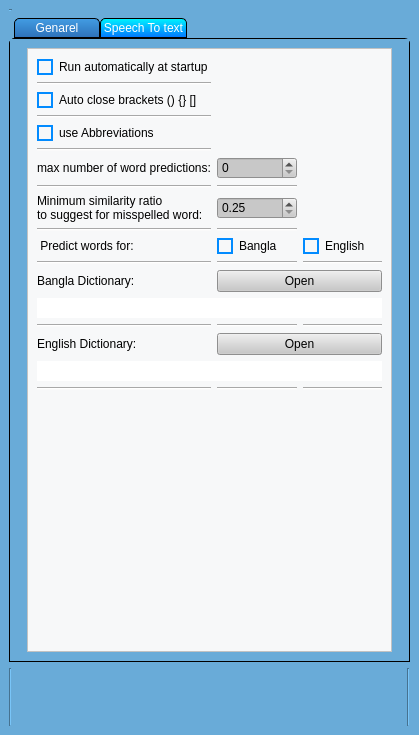
First picture: the form in Uis/Options.ui, repository nabil-bot/kontho-2023, before the edit.
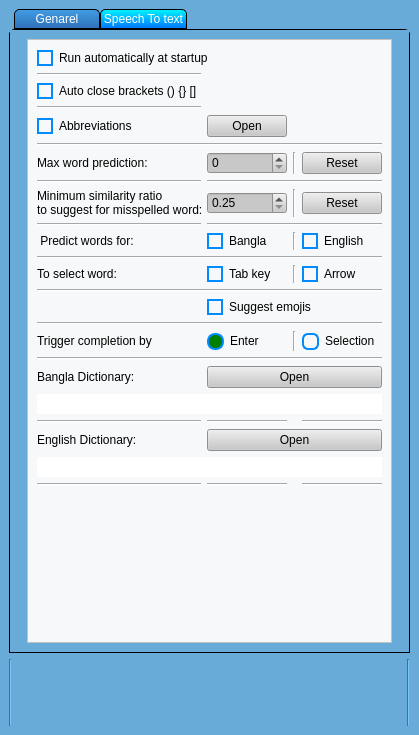
Second picture: the form after the edit. Icons and pictures are not drawn.

```diff
--- a/Uis/Options.ui
+++ b/Uis/Options.ui
@@ -110,6 +110,34 @@
   height: 14px;
 }
 
+QRadioButton {
+   background-color: transparent;
+   color: black;
+}
+
+QRadioButton::indicator {
+   width: 13px;
+   height: 13px;
+   border: 2px solid rgb(2, 139, 255);
+   border-radius: 6px;
+}
+
+QRadioButton::indicator:hover {
+   width: 15px;
+   height: 15px;
+   border: 2px solid rgb(2, 139, 255);
+   border-radius: 7px;
+}
+
+
+QRadioButton::indicator:unchecked {
+   background-color: transparent;
+}
+
+QRadioButton::indicator:checked {
+   background-color:  green;
+   border-radius: 8px;
+}
 
 
 </string>
@@ -122,28 +150,21 @@
   </property>
   <widget class="QWidget" name="centralwidget">
    <layout class="QGridLayout" name="gridLayout">
-    <item row="4" column="2" rowspan="3">
-     <widget class="Line" name="line_25">
-      <property name="orientation">
-       <enum>Qt::Vertical</enum>
-      </property>
-     </widget>
-    </item>
-    <item row="4" column="0" rowspan="3">
+    <item row="3" column="0" rowspan="3">
      <widget class="Line" name="line_26">
       <property name="orientation">
        <enum>Qt::Vertical</enum>
       </property>
      </widget>
     </item>
-    <item row="0" column="0">
-     <widget class="Line" name="line_6">
+    <item row="3" column="2" rowspan="3">
+     <widget class="Line" name="line_25">
       <property name="orientation">
-       <enum>Qt::Horizontal</enum>
+       <enum>Qt::Vertical</enum>
       </property>
      </widget>
     </item>
-    <item row="1" column="0" rowspan="2" colspan="3">
+    <item row="0" column="0" rowspan="2" colspan="3">
      <widget class="QTabWidget" name="tabWidget">
       <property name="currentIndex">
        <number>0</number>
@@ -213,167 +234,23 @@
            <enum>QFrame::Raised</enum>
           </property>
           <layout class="QGridLayout" name="gridLayout_5">
-           <item row="0" column="0" colspan="2">
-            <widget class="QCheckBox" name="RunAtAtartUpCheckBox">
-             <property name="text">
-              <string>Run automatically at startup</string>
-             </property>
-            </widget>
-           </item>
-           <item row="12" column="2">
-            <widget class="Line" name="line_16">
-             <property name="orientation">
-              <enum>Qt::Horizontal</enum>
-             </property>
-            </widget>
-           </item>
-           <item row="4" column="0">
-            <widget class="QCheckBox" name="UseAbrisCheckBox">
-             <property name="text">
-              <string>use Abbreviations</string>
-             </property>
-            </widget>
-           </item>
-           <item row="10" column="1">
-            <widget class="Line" name="line_14">
-             <property name="orientation">
-              <enum>Qt::Horizontal</enum>
-             </property>
-            </widget>
-           </item>
-           <item row="11" column="2">
-            <widget class="QCheckBox" name="checkBox_2">
+           <item row="18" column="3">
+            <widget class="QRadioButton" name="SelectionRadioButton">
              <property name="minimumSize">
               <size>
-               <width>18</width>
-               <height>0</height>
-              </size>
-             </property>
-             <property name="text">
-              <string>English</string>
-             </property>
-            </widget>
-           </item>
-           <item row="14" column="0" colspan="3">
-            <widget class="QLineEdit" name="lineEdit">
-             <property name="minimumSize">
-              <size>
                <width>0</width>
-               <height>0</height>
+               <height>20</height>
               </size>
              </property>
-            </widget>
-           </item>
-           <item row="15" column="0">
-            <widget class="Line" name="line_12">
-             <property name="orientation">
-              <enum>Qt::Horizontal</enum>
-             </property>
-            </widget>
-           </item>
-           <item row="16" column="1" colspan="2">
-            <widget class="QPushButton" name="pushButton_2">
              <property name="text">
-              <string>Open</string>
-             </property>
-            </widget>
-           </item>
-           <item row="11" column="1">
-            <widget class="QCheckBox" name="checkBox">
-             <property name="minimumSize">
-              <size>
-               <width>0</width>
-               <height>18</height>
-              </size>
-             </property>
-             <property name="text">
-              <string>Bangla</string>
-             </property>
-            </widget>
-           </item>
-           <item row="12" column="0">
-            <widget class="Line" name="line_8">
-             <property name="orientation">
-              <enum>Qt::Horizontal</enum>
-             </property>
-            </widget>
-           </item>
-           <item row="15" column="1">
-            <widget class="Line" name="line_17">
-             <property name="orientation">
-              <enum>Qt::Horizontal</enum>
-             </property>
-            </widget>
-           </item>
-           <item row="13" column="1" colspan="2">
-            <widget class="QPushButton" name="pushButton">
-             <property name="text">
-              <string>Open</string>
-             </property>
-            </widget>
-           </item>
-           <item row="16" column="0">
-            <widget class="QLabel" name="label_15">
-             <property name="text">
-              <string>English Dictionary:</string>
-             </property>
-            </widget>
-           </item>
-           <item row="17" column="0" colspan="3">
-            <widget class="QLineEdit" name="lineEdit_2"/>
-           </item>
-           <item row="15" column="2">
-            <widget class="Line" name="line_18">
-             <property name="orientation">
-              <enum>Qt::Horizontal</enum>
+              <string>Selection</string>
              </property>
             </widget>
            </item>
            <item row="18" column="0">
-            <widget class="Line" name="line_13">
-             <property name="orientation">
-              <enum>Qt::Horizontal</enum>
-             </property>
-            </widget>
-           </item>
-           <item row="7" column="0">
-            <widget class="Line" name="line_21">
-             <property name="orientation">
-              <enum>Qt::Horizontal</enum>
-             </property>
-            </widget>
-           </item>
-           <item row="19" column="0">
-            <spacer name="verticalSpacer">
-             <property name="orientation">
-              <enum>Qt::Vertical</enum>
-             </property>
-             <property name="sizeHint" stdset="0">
-              <size>
-               <width>20</width>
-               <height>40</height>
-              </size>
-             </property>
-            </spacer>
-           </item>
-           <item row="18" column="1">
-            <widget class="Line" name="line_19">
-             <property name="orientation">
-              <enum>Qt::Horizontal</enum>
-             </property>
-            </widget>
-           </item>
-           <item row="18" column="2">
-            <widget class="Line" name="line_20">
-             <property name="orientation">
-              <enum>Qt::Horizontal</enum>
-             </property>
-            </widget>
-           </item>
-           <item row="7" column="1">
-            <widget class="Line" name="line_22">
-             <property name="orientation">
-              <enum>Qt::Horizontal</enum>
+            <widget class="QLabel" name="label_18">
+             <property name="text">
+              <string>Trigger completion by</string>
              </property>
             </widget>
            </item>
@@ -386,27 +263,12 @@
               <double>0.900000000000000</double>
              </property>
              <property name="singleStep">
-              <double>0.050000000000000</double>
+              <double>0.010000000000000</double>
              </property>
             </widget>
            </item>
-           <item row="8" column="0">
-            <widget class="QLabel" name="label_16">
-             <property name="text">
-              <string>Minimum similarity ratio
-to suggest for misspelled word:</string>
-             </property>
-            </widget>
-           </item>
-           <item row="1" column="0">
-            <widget class="Line" name="line_23">
-             <property name="orientation">
-              <enum>Qt::Horizontal</enum>
-             </property>
-            </widget>
-           </item>
-           <item row="5" column="0">
-            <widget class="Line" name="line_5">
+           <item row="7" column="1" colspan="3">
+            <widget class="Line" name="line_22">
              <property name="orientation">
               <enum>Qt::Horizontal</enum>
              </property>
@@ -446,6 +308,98 @@
              </property>
             </widget>
            </item>
+           <item row="0" column="0" colspan="2">
+            <widget class="QCheckBox" name="RunAtAtartUpCheckBox">
+             <property name="text">
+              <string>Run automatically at startup</string>
+             </property>
+            </widget>
+           </item>
+           <item row="25" column="1">
+            <widget class="Line" name="line_19">
+             <property name="orientation">
+              <enum>Qt::Horizontal</enum>
+             </property>
+            </widget>
+           </item>
+           <item row="18" column="1">
+            <widget class="QRadioButton" name="EnterToSelectRadioButton">
+             <property name="minimumSize">
+              <size>
+               <width>0</width>
+               <height>20</height>
+              </size>
+             </property>
+             <property name="text">
+              <string>Enter</string>
+             </property>
+             <property name="checked">
+              <bool>true</bool>
+             </property>
+            </widget>
+           </item>
+           <item row="14" column="1">
+            <widget class="QCheckBox" name="TabCheckBox">
+             <property name="text">
+              <string>Tab key</string>
+             </property>
+             <property name="checked">
+              <bool>true</bool>
+             </property>
+            </widget>
+           </item>
+           <item row="19" column="0" colspan="4">
+            <widget class="Line" name="line_27">
+             <property name="orientation">
+              <enum>Qt::Horizontal</enum>
+             </property>
+            </widget>
+           </item>
+           <item row="15" column="0" colspan="4">
+            <widget class="Line" name="line_28">
+             <property name="orientation">
+              <enum>Qt::Horizontal</enum>
+             </property>
+            </widget>
+           </item>
+           <item row="14" column="3">
+            <widget class="QCheckBox" name="ArrowCheckBox">
+             <property name="text">
+              <string>Arrow</string>
+             </property>
+             <property name="checked">
+              <bool>true</bool>
+             </property>
+            </widget>
+           </item>
+           <item row="14" column="0">
+            <widget class="QLabel" name="label_17">
+             <property name="text">
+              <string>To select word:</string>
+             </property>
+            </widget>
+           </item>
+           <item row="10" column="1" colspan="3">
+            <widget class="Line" name="line_14">
+             <property name="orientation">
+              <enum>Qt::Horizontal</enum>
+             </property>
+            </widget>
+           </item>
+           <item row="4" column="0">
+            <widget class="QCheckBox" name="UseAbrisCheckBox">
+             <property name="text">
+              <string>Abbreviations</string>
+             </property>
+            </widget>
+           </item>
+           <item row="25" column="3">
+            <widget class="Line" name="line_20">
+             <property name="orientation">
+              <enum>Qt::Horizontal</enum>
+             </property>
+            </widget>
+           </item>
            <item row="10" column="0">
             <widget class="Line" name="line_7">
              <property name="orientation">
@@ -453,10 +407,18 @@
              </property>
             </widget>
            </item>
-           <item row="2" column="0">
-            <widget class="QCheckBox" name="AutoCloseCheckBox">
+           <item row="1" column="0">
+            <widget class="Line" name="line_23">
+             <property name="orientation">
+              <enum>Qt::Horizontal</enum>
+             </property>
+            </widget>
+           </item>
+           <item row="8" column="0">
+            <widget class="QLabel" name="label_16">
              <property name="text">
-              <string>Auto close brackets () {} []</string>
+              <string>Minimum similarity ratio
+to suggest for misspelled word:</string>
              </property>
             </widget>
            </item>
@@ -467,14 +429,136 @@
              </property>
             </widget>
            </item>
+           <item row="2" column="0">
+            <widget class="QCheckBox" name="AutoCloseCheckBox">
+             <property name="text">
+              <string>Auto close brackets () {} []</string>
+             </property>
+            </widget>
+           </item>
+           <item row="11" column="1">
+            <widget class="QCheckBox" name="banglaSuggestCheckBox">
+             <property name="minimumSize">
+              <size>
+               <width>0</width>
+               <height>18</height>
+              </size>
+             </property>
+             <property name="text">
+              <string>Bangla</string>
+             </property>
+            </widget>
+           </item>
+           <item row="23" column="0">
+            <widget class="QLabel" name="label_15">
+             <property name="text">
+              <string>English Dictionary:</string>
+             </property>
+            </widget>
+           </item>
+           <item row="21" column="0" colspan="4">
+            <widget class="QLineEdit" name="lineEdit">
+             <property name="minimumSize">
+              <size>
+               <width>0</width>
+               <height>0</height>
+              </size>
+             </property>
+            </widget>
+           </item>
+           <item row="11" column="3">
+            <widget class="QCheckBox" name="EnglishSuggestCheckBox">
+             <property name="minimumSize">
+              <size>
+               <width>18</width>
+               <height>0</height>
+              </size>
+             </property>
+             <property name="text">
+              <string>English</string>
+             </property>
+            </widget>
+           </item>
+           <item row="23" column="1" colspan="3">
+            <widget class="QPushButton" name="OpenEnglishDic">
+             <property name="text">
+              <string>Open</string>
+             </property>
+            </widget>
+           </item>
+           <item row="22" column="0">
+            <widget class="Line" name="line_12">
+             <property name="orientation">
+              <enum>Qt::Horizontal</enum>
+             </property>
+            </widget>
+           </item>
+           <item row="22" column="1">
+            <widget class="Line" name="line_17">
+             <property name="orientation">
+              <enum>Qt::Horizontal</enum>
+             </property>
+            </widget>
+           </item>
+           <item row="22" column="3">
+            <widget class="Line" name="line_18">
+             <property name="orientation">
+              <enum>Qt::Horizontal</enum>
+             </property>
+            </widget>
+           </item>
+           <item row="20" column="1" colspan="3">
+            <widget class="QPushButton" name="OpenBanglaDic">
+             <property name="text">
+              <string>Open</string>
+             </property>
+            </widget>
+           </item>
+           <item row="25" column="0">
+            <widget class="Line" name="line_13">
+             <property name="orientation">
+              <enum>Qt::Horizontal</enum>
+             </property>
+            </widget>
+           </item>
+           <item row="7" column="0">
+            <widget class="Line" name="line_21">
+             <property name="orientation">
+              <enum>Qt::Horizontal</enum>
+             </property>
+            </widget>
+           </item>
+           <item row="26" column="0">
+            <spacer name="verticalSpacer">
+             <property name="orientation">
+              <enum>Qt::Vertical</enum>
+             </property>
+             <property name="sizeHint" stdset="0">
+              <size>
+               <width>20</width>
+               <height>40</height>
+              </size>
+             </property>
+            </spacer>
+           </item>
+           <item row="24" column="0" colspan="4">
+            <widget class="QLineEdit" name="lineEdit_2"/>
+           </item>
+           <item row="4" column="1">
+            <widget class="QPushButton" name="OpenAbbris">
+             <property name="text">
+              <string>Open</string>
+             </property>
+            </widget>
+           </item>
            <item row="6" column="0">
             <widget class="QLabel" name="label_12">
              <property name="text">
-              <string>max number of word predictions:</string>
+              <string>Max word prediction:</string>
              </property>
             </widget>
            </item>
-           <item row="13" column="0">
+           <item row="20" column="0">
             <widget class="QLabel" name="label_14">
              <property name="maximumSize">
               <size>
@@ -487,13 +571,6 @@
              </property>
             </widget>
            </item>
-           <item row="12" column="1">
-            <widget class="Line" name="line_15">
-             <property name="orientation">
-              <enum>Qt::Horizontal</enum>
-             </property>
-            </widget>
-           </item>
            <item row="3" column="0">
             <widget class="Line" name="line_24">
              <property name="orientation">
@@ -501,6 +578,83 @@
              </property>
             </widget>
            </item>
+           <item row="8" column="3">
+            <widget class="QPushButton" name="ResetSimipushButton">
+             <property name="text">
+              <string>Reset</string>
+             </property>
+            </widget>
+           </item>
+           <item row="6" column="3">
+            <widget class="QPushButton" name="ResetMaxPushButton">
+             <property name="text">
+              <string>Reset</string>
+             </property>
+            </widget>
+           </item>
+           <item row="16" column="1" colspan="3">
+            <widget class="QCheckBox" name="SuggestEmojiesCheckBox">
+             <property name="text">
+              <string>Suggest emojis</string>
+             </property>
+            </widget>
+           </item>
+           <item row="12" column="0" colspan="4">
+            <widget class="Line" name="line_10">
+             <property name="orientation">
+              <enum>Qt::Horizontal</enum>
+             </property>
+            </widget>
+           </item>
+           <item row="14" column="2">
+            <widget class="Line" name="line_8">
+             <property name="orientation">
+              <enum>Qt::Vertical</enum>
+             </property>
+            </widget>
+           </item>
+           <item row="5" column="0" colspan="4">
+            <widget class="Line" name="line_5">
+             <property name="orientation">
+              <enum>Qt::Horizontal</enum>
+             </property>
+            </widget>
+           </item>
+           <item row="11" column="2">
+            <widget class="Line" name="line_15">
+             <property name="orientation">
+              <enum>Qt::Vertical</enum>
+             </property>
+            </widget>
+           </item>
+           <item row="8" column="2">
+            <widget class="Line" name="line_16">
+             <property name="orientation">
+              <enum>Qt::Vertical</enum>
+             </property>
+            </widget>
+           </item>
+           <item row="6" column="2">
+            <widget class="Line" name="line_29">
+             <property name="orientation">
+              <enum>Qt::Vertical</enum>
+             </property>
+            </widget>
+           </item>
+           <item row="17" column="0" colspan="4">
+            <widget class="Line" name="line_6">
+             <property name="orientation">
+              <enum>Qt::Horizontal</enum>
+             </property>
+            </widget>
+           </item>
+           <item row="18" column="2">
+            <widget class="Line" name="line_30">
+             <property name="orientation">
+              <enum>Qt::Vertical</enum>
+             </property>
+            </widget>
+           </item>
           </layout>
          </widget>
         </item>
@@ -613,70 +767,31 @@
            <string/>
           </property>
           <layout class="QGridLayout" name="gridLayout_2">
-           <item row="10" column="1">
-            <widget class="QDoubleSpinBox" name="Phrase_doubleSpinBox">
-             <property name="minimumSize">
-              <size>
-               <width>0</width>
-               <height>30</height>
-              </size>
+           <item row="4" column="0">
+            <widget class="QLabel" name="label">
+             <property name="text">
+              <string>Energy Threshold _____:</string>
              </property>
             </widget>
            </item>
-           <item row="15" column="0" colspan="3">
-            <widget class="Line" name="line_4">
-             <property name="minimumSize">
-              <size>
-               <width>0</width>
-               <height>2</height>
-              </size>
-             </property>
-             <property name="orientation">
-              <enum>Qt::Horizontal</enum>
-             </property>
-            </widget>
+           <item row="16" column="1">
+            <widget class="QDoubleSpinBox" name="TimeOutDoubleSpinBox"/>
            </item>
-           <item row="13" column="0">
-            <widget class="QLabel" name="label_4">
+           <item row="0" column="0">
+            <widget class="QLabel" name="label_11">
+             <property name="styleSheet">
+              <string notr="true">border-color: 1px solid rgb(0, 0, 127);</string>
+             </property>
              <property name="text">
-              <string>Non speaking duration _:</string>
+              <string>Audio Input Devices:</string>
              </property>
             </widget>
            </item>
-           <item row="12" column="0" colspan="3">
-            <widget class="Line" name="line_3">
-             <property name="minimumSize">
-              <size>
-               <width>0</width>
-               <height>2</height>
-              </size>
-             </property>
-             <property name="orientation">
-              <enum>Qt::Horizontal</enum>
-             </property>
-            </widget>
-           </item>
-           <item row="7" column="1">
-            <widget class="QDoubleSpinBox" name="Pause_doubleSpinBox">
-             <property name="minimumSize">
-              <size>
-               <width>0</width>
-               <height>30</height>
-              </size>
-             </property>
+           <item row="1" column="0" colspan="3">
+            <widget class="Line" name="line_9">
              <property name="maximumSize">
               <size>
                <width>16777215</width>
-               <height>16777215</height>
-              </size>
-             </property>
-            </widget>
-           </item>
-           <item row="9" column="0" colspan="3">
-            <widget class="Line" name="line_2">
-             <property name="minimumSize">
-              <size>
-               <width>0</width>
                <height>2</height>
               </size>
              </property>
@@ -685,86 +800,9 @@
              </property>
             </widget>
            </item>
-           <item row="8" column="0" colspan="3">
-            <widget class="QLabel" name="label_6">
-             <property name="styleSheet">
-              <string notr="true">font: 75 12pt &quot;MS Shell Dlg 2&quot;;
-color: rgba(0, 0, 0, 210);</string>
-             </property>
-             <property name="text">
-              <string>[seconds of non-speaking audio
- before a phrase is considered complete]</string>
-             </property>
-            </widget>
-           </item>
-           <item row="6" column="0" colspan="3">
-            <widget class="Line" name="line">
-             <property name="minimumSize">
-              <size>
-               <width>0</width>
-               <height>2</height>
-              </size>
-             </property>
-             <property name="styleSheet">
-              <string notr="true"/>
-             </property>
-             <property name="orientation">
-              <enum>Qt::Horizontal</enum>
-             </property>
-            </widget>
-           </item>
-           <item row="7" column="0">
-            <widget class="QLabel" name="label_2">
-             <property name="text">
-              <string>Pause Threshold ______:</string>
-             </property>
-            </widget>
-           </item>
-           <item row="16" column="2">
-            <widget class="QPushButton" name="Reset_operation_timeout_Button">
-             <property name="minimumSize">
-              <size>
-               <width>0</width>
-               <height>28</height>
-              </size>
-             </property>
-             <property name="text">
-              <string>Reset</string>
-             </property>
-            </widget>
-           </item>
-           <item row="4" column="2">
-            <widget class="QPushButton" name="Reset_Energy_Button">
-             <property name="minimumSize">
-              <size>
-               <width>0</width>
-               <height>28</height>
-              </size>
-             </property>
-             <property name="styleSheet">
-              <string notr="true"/>
-             </property>
-             <property name="text">
-              <string>Reset</string>
-             </property>
-            </widget>
-           </item>
            <item row="0" column="1" colspan="2">
             <widget class="QComboBox" name="comboBox"/>
            </item>
-           <item row="10" column="2">
-            <widget class="QPushButton" name="Reset_Phrase_Button">
-             <property name="minimumSize">
-              <size>
-               <width>0</width>
-               <height>28</height>
-              </size>
-             </property>
-             <property name="text">
-              <string>Reset</string>
-             </property>
-            </widget>
-           </item>
            <item row="5" column="0" colspan="3">
             <widget class="QLabel" name="label_5">
              <property name="styleSheet">
@@ -789,6 +827,19 @@
              </property>
             </widget>
            </item>
+           <item row="10" column="2">
+            <widget class="QPushButton" name="Reset_Phrase_Button">
+             <property name="minimumSize">
+              <size>
+               <width>0</width>
+               <height>28</height>
+              </size>
+             </property>
+             <property name="text">
+              <string>Reset</string>
+             </property>
+            </widget>
+           </item>
            <item row="7" column="2">
             <widget class="QPushButton" name="Reset_Pause_Button">
              <property name="minimumSize">
@@ -802,18 +853,6 @@
              </property>
             </widget>
            </item>
-           <item row="14" column="0" colspan="3">
-            <widget class="QLabel" name="label_8">
-             <property name="styleSheet">
-              <string notr="true">font: 75 12pt &quot;MS Shell Dlg 2&quot;;
-color: rgba(0, 0, 0, 210);</string>
-             </property>
-             <property name="text">
-              <string>[seconds of non-speaking audio
- to keep on both sides of the recording]</string>
-             </property>
-            </widget>
-           </item>
            <item row="11" column="0" colspan="3">
             <widget class="QLabel" name="label_7">
              <property name="styleSheet">
@@ -828,6 +867,18 @@
              </property>
             </widget>
            </item>
+           <item row="14" column="0" colspan="3">
+            <widget class="QLabel" name="label_8">
+             <property name="styleSheet">
+              <string notr="true">font: 75 12pt &quot;MS Shell Dlg 2&quot;;
+color: rgba(0, 0, 0, 210);</string>
+             </property>
+             <property name="text">
+              <string>[seconds of non-speaking audio
+ to keep on both sides of the recording]</string>
+             </property>
+            </widget>
+           </item>
            <item row="17" column="0" colspan="3">
             <widget class="QLabel" name="label_10">
              <property name="styleSheet">
@@ -840,25 +891,6 @@
              </property>
             </widget>
            </item>
-           <item row="4" column="1">
-            <widget class="QSpinBox" name="Energy_spinBox">
-             <property name="minimumSize">
-              <size>
-               <width>0</width>
-               <height>30</height>
-              </size>
-             </property>
-             <property name="maximumSize">
-              <size>
-               <width>16777215</width>
-               <height>16777215</height>
-              </size>
-             </property>
-             <property name="maximum">
-              <number>999</number>
-             </property>
-            </widget>
-           </item>
            <item row="16" column="0">
             <widget class="QLabel" name="label_9">
              <property name="text">
@@ -866,6 +898,41 @@
              </property>
             </widget>
            </item>
+           <item row="4" column="1">
+            <widget class="QSpinBox" name="Energy_spinBox">
+             <property name="minimumSize">
+              <size>
+               <width>0</width>
+               <height>30</height>
+              </size>
+             </property>
+             <property name="maximumSize">
+              <size>
+               <width>16777215</width>
+               <height>16777215</height>
+              </size>
+             </property>
+             <property name="maximum">
+              <number>999</number>
+             </property>
+            </widget>
+           </item>
+           <item row="13" column="1">
+            <widget class="QDoubleSpinBox" name="Non_speaking_daration_doubleSpinBox">
+             <property name="minimumSize">
+              <size>
+               <width>0</width>
+               <height>30</height>
+              </size>
+             </property>
+             <property name="maximumSize">
+              <size>
+               <width>16777215</width>
+               <height>16777215</height>
+              </size>
+             </property>
+            </widget>
+           </item>
            <item row="10" column="0">
             <widget class="QLabel" name="label_3">
              <property name="text">
@@ -886,8 +953,51 @@
              </property>
             </widget>
            </item>
-           <item row="13" column="1">
-            <widget class="QDoubleSpinBox" name="Non_speaking_daration_doubleSpinBox">
+           <item row="10" column="1">
+            <widget class="QDoubleSpinBox" name="Phrase_doubleSpinBox">
+             <property name="minimumSize">
+              <size>
+               <width>0</width>
+               <height>30</height>
+              </size>
+             </property>
+            </widget>
+           </item>
+           <item row="15" column="0" colspan="3">
+            <widget class="Line" name="line_4">
+             <property name="minimumSize">
+              <size>
+               <width>0</width>
+               <height>2</height>
+              </size>
+             </property>
+             <property name="orientation">
+              <enum>Qt::Horizontal</enum>
+             </property>
+            </widget>
+           </item>
+           <item row="13" column="0">
+            <widget class="QLabel" name="label_4">
+             <property name="text">
+              <string>Non speaking duration _:</string>
+             </property>
+            </widget>
+           </item>
+           <item row="12" column="0" colspan="3">
+            <widget class="Line" name="line_3">
+             <property name="minimumSize">
+              <size>
+               <width>0</width>
+               <height>2</height>
+              </size>
+             </property>
+             <property name="orientation">
+              <enum>Qt::Horizontal</enum>
+             </property>
+            </widget>
+           </item>
+           <item row="7" column="1">
+            <widget class="QDoubleSpinBox" name="Pause_doubleSpinBox">
              <property name="minimumSize">
               <size>
                <width>0</width>
@@ -902,31 +1012,39 @@
              </property>
             </widget>
            </item>
-           <item row="4" column="0">
-            <widget class="QLabel" name="label">
-             <property name="text">
-              <string>Energy Threshold _____:</string>
+           <item row="6" column="0" colspan="3">
+            <widget class="Line" name="line">
+             <property name="minimumSize">
+              <size>
+               <width>0</width>
+               <height>2</height>
+              </size>
              </property>
+             <property name="styleSheet">
+              <string notr="true"/>
+             </property>
+             <property name="orientation">
+              <enum>Qt::Horizontal</enum>
+             </property>
             </widget>
            </item>
-           <item row="16" column="1">
-            <widget class="QDoubleSpinBox" name="TimeOutDoubleSpinBox"/>
-           </item>
-           <item row="0" column="0">
-            <widget class="QLabel" name="label_11">
+           <item row="8" column="0" colspan="3">
+            <widget class="QLabel" name="label_6">
              <property name="styleSheet">
-              <string notr="true">border-color: 1px solid rgb(0, 0, 127);</string>
+              <string notr="true">font: 75 12pt &quot;MS Shell Dlg 2&quot;;
+color: rgba(0, 0, 0, 210);</string>
              </property>
              <property name="text">
-              <string>Audio Input Devices:</string>
+              <string>[seconds of non-speaking audio
+ before a phrase is considered complete]</string>
              </property>
             </widget>
            </item>
-           <item row="1" column="0" colspan="3">
-            <widget class="Line" name="line_9">
-             <property name="maximumSize">
+           <item row="9" column="0" colspan="3">
+            <widget class="Line" name="line_2">
+             <property name="minimumSize">
               <size>
-               <width>16777215</width>
+               <width>0</width>
                <height>2</height>
               </size>
              </property>
@@ -935,10 +1053,46 @@
              </property>
             </widget>
            </item>
+           <item row="7" column="0">
+            <widget class="QLabel" name="label_2">
+             <property name="text">
+              <string>Pause Threshold ______:</string>
+             </property>
+            </widget>
+           </item>
+           <item row="16" column="2">
+            <widget class="QPushButton" name="Reset_operation_timeout_Button">
+             <property name="minimumSize">
+              <size>
+               <width>0</width>
+               <height>28</height>
+              </size>
+             </property>
+             <property name="text">
+              <string>Reset</string>
+             </property>
+            </widget>
+           </item>
+           <item row="4" column="2">
+            <widget class="QPushButton" name="Reset_Energy_Button">
+             <property name="minimumSize">
+              <size>
+               <width>0</width>
+               <height>28</height>
+              </size>
+             </property>
+             <property name="styleSheet">
+              <string notr="true"/>
+             </property>
+             <property name="text">
+              <string>Reset</string>
+             </property>
+            </widget>
+           </item>
            <item row="2" column="0" colspan="3">
             <widget class="QCheckBox" name="ShowReacorCheckBox">
              <property name="text">
-              <string>Show mic audio reactor while speech to text</string>
+              <string>Show mic audio reactor (Restart needed)</string>
              </property>
             </widget>
            </item>
```
